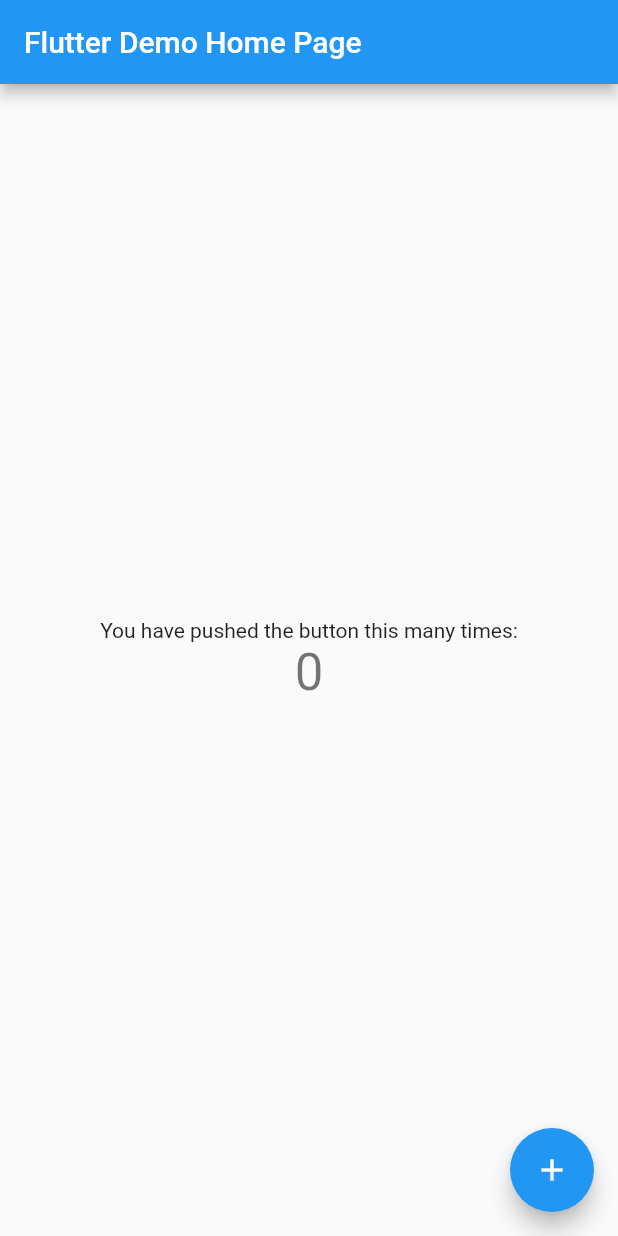
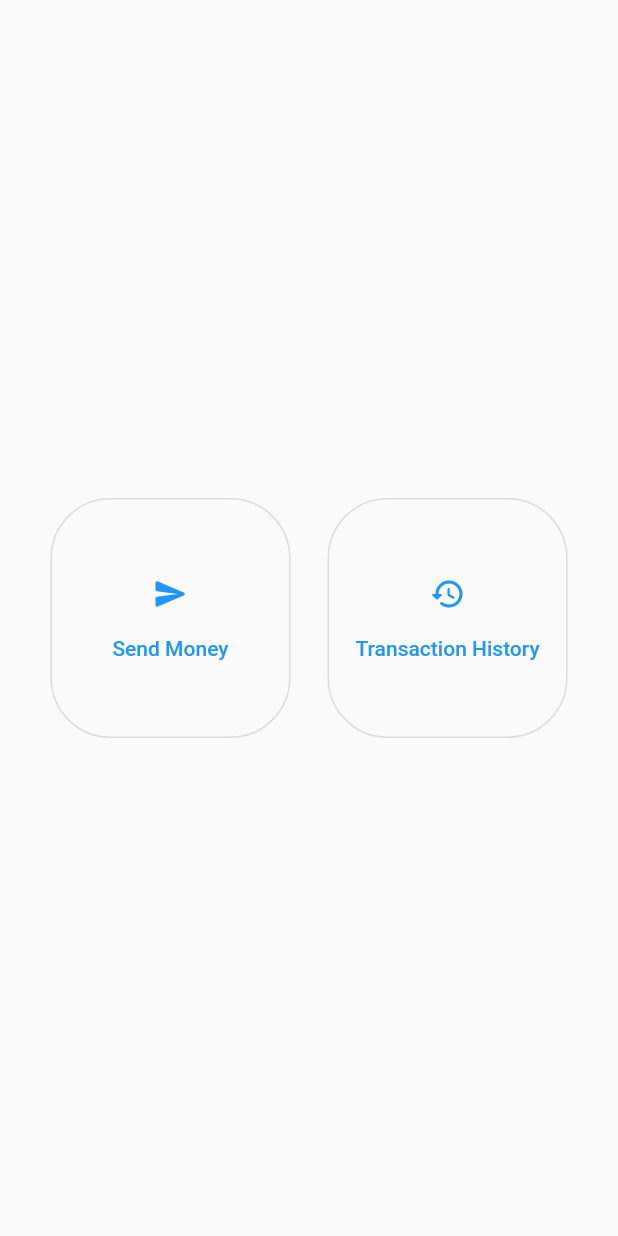
Before and after one commit to chuatomoliver/ojt_repo, a Flutter app: the screen it shows after launch, on a phone screen of 412 x 824 dp. Run offline on Flutter 3.47's test engine with Material 2 defaults, Android fonts, the phone set to English and light mode, and no system bars.

Commit message:
Added dashboard buttons and MediaQuery to widget spacers

```diff
--- a/fintech_app/lib/main.dart
+++ b/fintech_app/lib/main.dart
@@ -1,3 +1,4 @@
+import 'package:fintech_app/screens/dashboard.dart';
 import 'package:flutter/material.dart';
 
 void main() {
@@ -14,7 +15,7 @@
       theme: ThemeData(
         primarySwatch: Colors.blue,
       ),
-      home: const MyHomePage(title: 'Flutter Demo Home Page'),
+      home: const Dashboard(),
     );
   }
 }
--- a/fintech_app/lib/screens/dashboard.dart
+++ b/fintech_app/lib/screens/dashboard.dart
@@ -0,0 +1,42 @@
+import 'package:fintech_app/widgets/widgets.dart';
+import 'package:flutter/material.dart';
+
+class Dashboard extends StatefulWidget {
+  const Dashboard({super.key});
+
+  @override
+  State<Dashboard> createState() => _DashboardState();
+}
+
+class _DashboardState extends State<Dashboard> {
+  @override
+  Widget build(BuildContext context) {
+    return Scaffold(
+      body: Column(
+        mainAxisAlignment: MainAxisAlignment.center,
+        crossAxisAlignment: CrossAxisAlignment.start,
+        children: [
+          Row(
+            mainAxisAlignment: MainAxisAlignment.center,
+            children: [
+              dashboardCard(
+                text: 'Send Money',
+                icon: Icons.send_rounded,
+                context: context,
+              ),
+              rowSpacer(
+                width: .06,
+                context: context,
+              ),
+              dashboardCard(
+                text: 'Transaction History',
+                icon: Icons.history_rounded,
+                context: context,
+              ),
+            ],
+          ),
+        ],
+      ),
+    );
+  }
+}
--- a/fintech_app/lib/widgets/widgets.dart
+++ b/fintech_app/lib/widgets/widgets.dart
@@ -1,15 +1,15 @@
 import 'package:fintech_app/constants/colors.dart';
 import 'package:flutter/material.dart';
 
-Widget columnSpacer({required double height}) {
+Widget columnSpacer({required BuildContext context, required double height}) {
   return SizedBox(
-    height: height,
+    height: MediaQuery.of(context).size.height * height,
   );
 }
 
-Widget rowSpacer({required double width}) {
+Widget rowSpacer({required BuildContext context, required double width}) {
   return SizedBox(
-    width: width,
+    width: MediaQuery.of(context).size.width * width,
   );
 }
 
@@ -110,3 +110,30 @@
     ),
   );
 }
+
+Widget dashboardCard({
+  required String text,
+  required IconData icon,
+  required BuildContext context,
+}) {
+  return SizedBox(
+    height: 160,
+    width: 160,
+    child: OutlinedButton(
+      style: OutlinedButton.styleFrom(
+        shape: RoundedRectangleBorder(
+          borderRadius: BorderRadius.circular(40),
+        ),
+      ),
+      onPressed: () {},
+      child: Column(
+        mainAxisAlignment: MainAxisAlignment.center,
+        children: [
+          Icon(icon),
+          columnSpacer(context: context, height: .02),
+          Text(text),
+        ],
+      ),
+    ),
+  );
+}
```
Also changed, not shown: fintech_app/pubspec.lock, 5 other files.
